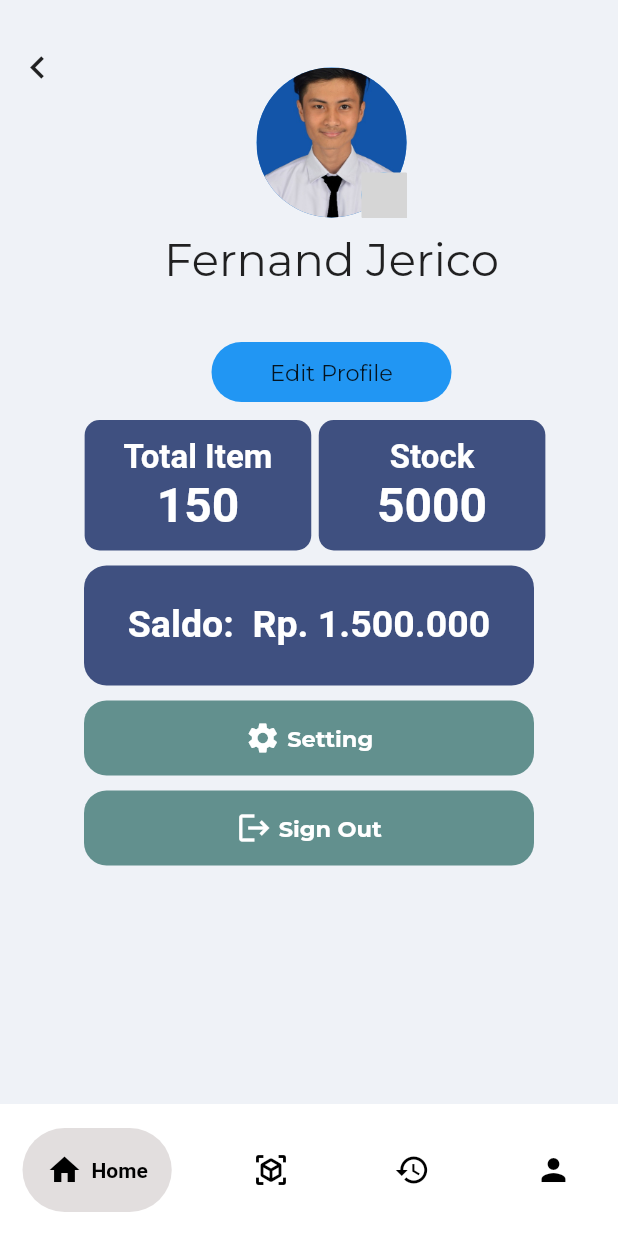
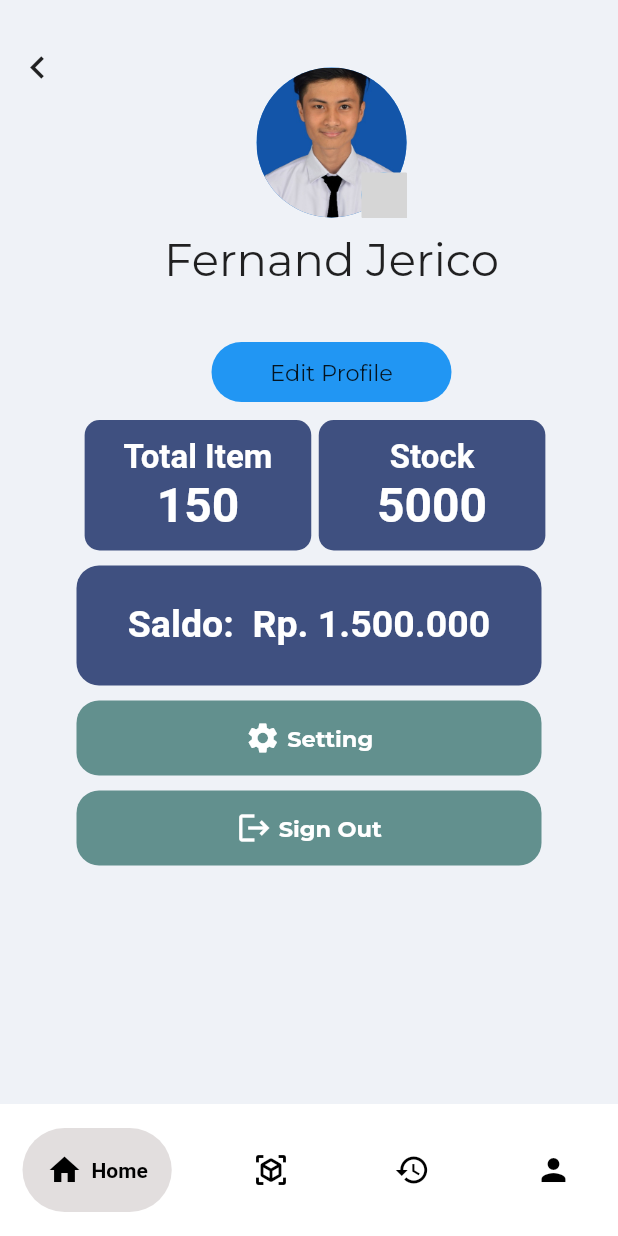
Before and after one commit to FernandJerico/inventaris_app, a Flutter app: the screen it shows once a user with an empty profile is signed in, item 4 of the bottom bar chosen, on a phone screen of 412 x 824 dp. Run offline on Flutter 3.47's test engine with Material 2 defaults, Android fonts, the phone set to English and light mode, and no system bars; drawn by our look-alikes of google_nav_bar; our stand-ins replace firebase_auth, firebase_core, get, google_fonts, ionicons; missing offline and left inert: icony; accounts and stored records are empty; grey boxes are pictures that could not be loaded.

Commit message:
commit profile view

```diff
--- a/lib/app/modules/profile/views/profile_view.dart
+++ b/lib/app/modules/profile/views/profile_view.dart
@@ -149,7 +149,7 @@ class ProfileView extends GetView<ProfileController> {
                 Container(
                     padding: const EdgeInsets.only(top: 25),
                     height: 80,
-                    width: 300,
+                    width: 310,
                     decoration: BoxDecoration(
                         color: const Color.fromARGB(199, 14, 35, 94),
                         borderRadius: BorderRadius.circular(15)),
@@ -179,7 +179,7 @@ class ProfileView extends GetView<ProfileController> {
                 ),
                 Container(
                   height: 50,
-                  width: 300,
+                  width: 310,
                   decoration: BoxDecoration(
                     borderRadius: BorderRadius.circular(15),
                     color: Color.fromRGBO(98, 144, 142, 1),
@@ -210,7 +210,7 @@ class ProfileView extends GetView<ProfileController> {
                   onTap: signOut,
                   child: Container(
                     height: 50,
-                    width: 300,
+                    width: 310,
                     decoration: BoxDecoration(
                       borderRadius: BorderRadius.circular(15),
                       color: Color.fromRGBO(98, 144, 142, 1),
```
